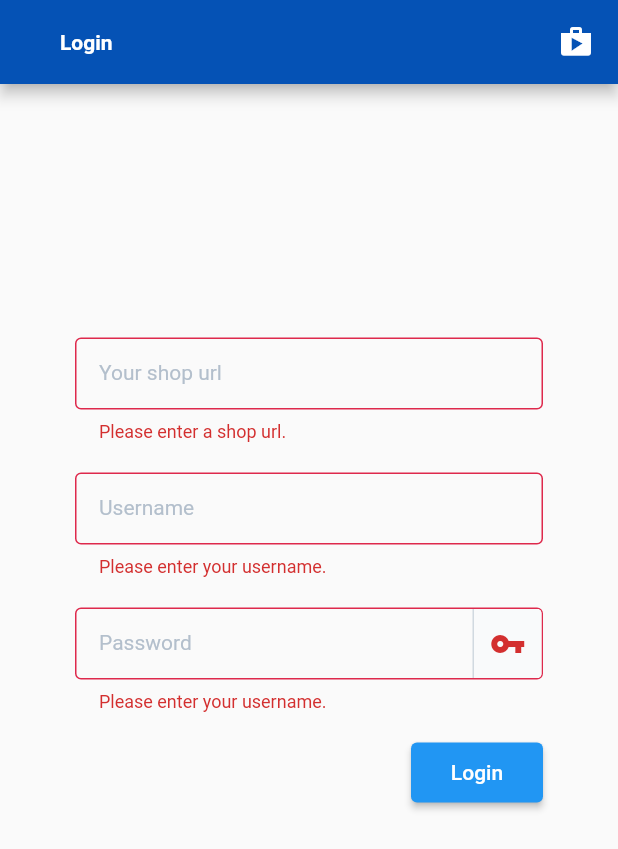
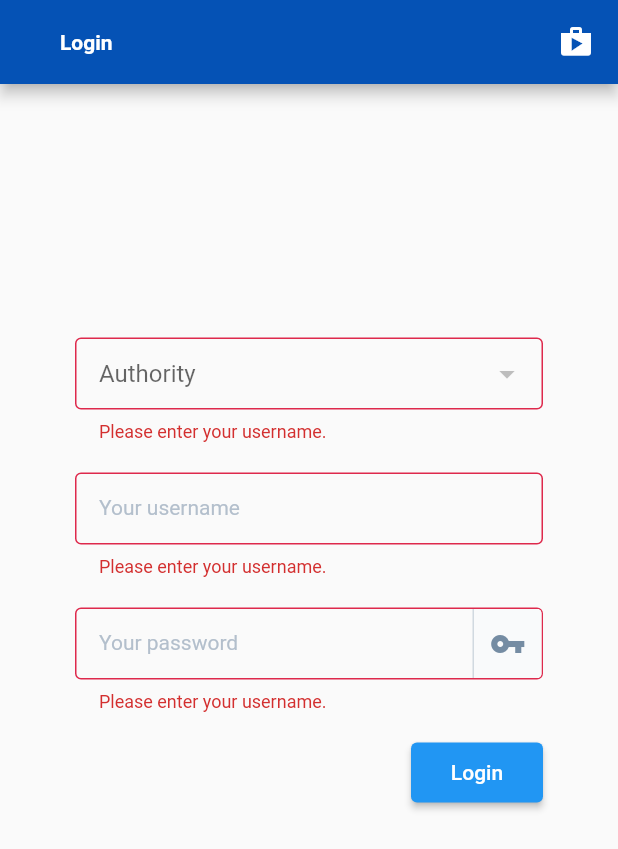
Before and after one commit to shopwareDowntown/merchant-app, a Flutter app: the screen it shows after launch, after a tap on "Login", on a phone screen of 412 x 824 dp. Shown: the top 849 px of the screen. Run offline on Flutter 3.47's test engine with Material 2 defaults, Android fonts, the phone set to English and light mode, and no system bars; our stand-ins replace dio, image_picker, shared_preferences; missing offline and left inert: barcode_scan; network calls fail.

Commit message:
14 - Use merchant api for login

```diff
--- a/lib/notifier/access_data_provider.dart
+++ b/lib/notifier/access_data_provider.dart
@@ -1,30 +1,25 @@
 import 'package:flutter/material.dart';
+import 'package:product_import_app/model/authority.dart';
 
 class AccessDataChangeNotifier extends ChangeNotifier {
-  String _accessToken;
-  String _refreshToken;
-  String _shopUrl;
+  String _contextToken;
+  Authority _authority;
   bool _initialized = false;
 
   bool get hasData => _initialized;
 
-  bool get isLoggedIn =>
-      this._accessToken != null && this._refreshToken != null;
+  bool get isLoggedIn => this._contextToken != null;
 
-  String get shopUrl => _shopUrl;
+  String get contextToken => _contextToken;
 
-  String get refreshToken => _refreshToken;
-
-  String get accessToken => _accessToken;
+  Authority get authority => _authority;
 
   void update({
-    String accessToken,
-    String refreshToken,
-    String shopUrl,
+    String contextToken,
+    Authority authority,
   }) {
-    this._accessToken = accessToken ?? this._accessToken;
-    this._refreshToken = refreshToken ?? this._refreshToken;
-    this._shopUrl = shopUrl ?? this._shopUrl;
+    this._contextToken = contextToken ?? this._contextToken;
+    this._authority = authority ?? this._authority;
 
     this._initialized = true;
 
@@ -32,8 +27,8 @@ class AccessDataChangeNotifier extends ChangeNotifier {
   }
 
   void reset() {
-    this._accessToken = null;
-    this._refreshToken = null;
+    this._contextToken = null;
+    this._authority = null;
 
     this._initialized = false;
 
--- a/lib/notifier/authority_provider.dart
+++ b/lib/notifier/authority_provider.dart
@@ -13,4 +13,8 @@ class AuthorityProvider extends ChangeNotifier {
 
     notifyListeners();
   }
+
+  Authority getById(String id) {
+    _authorities.firstWhere((authority) => authority.id == id);
+  }
 }
--- a/lib/pages/import_page.dart
+++ b/lib/pages/import_page.dart
@@ -102,7 +102,10 @@ class _ImportPageState extends State<ImportPage> {
                             ),
                             color: Color(0xFFF9FAFB),
                           ),
-                          child: Icon(Icons.camera), //TODO: Icon?
+                          child: Icon(
+                            Icons.camera,
+                            color: Color(0xFF758CA3),
+                          ), //TODO: Icon?
                         ),
                       ),
                     ),
--- a/lib/pages/login_page.dart
+++ b/lib/pages/login_page.dart
@@ -1,6 +1,8 @@
 import 'package:flutter/material.dart';
 import 'package:flutter/painting.dart';
-import 'package:product_import_app/notifier/access_data_provider.dart';
+import 'package:flutter/services.dart';
+import 'package:product_import_app/model/authority.dart';
+import 'package:product_import_app/notifier/authority_provider.dart';
 import 'package:product_import_app/pages/import_page.dart';
 import 'package:product_import_app/service/app_localizations.dart';
 import 'package:product_import_app/service/login.dart';
@@ -18,22 +20,18 @@ class LoginState extends State<LoginPage> {
   bool _isError = false;
   bool _isLogginIn = false;
   final _formKey = GlobalKey<FormState>();
-  final _shopFocus = FocusNode();
+  final _authorityFocus = FocusNode();
   final _usernameFocus = FocusNode();
   final _passwordFocus = FocusNode();
-  final _shopController = TextEditingController();
+  Authority _authority;
   final _usernameController = TextEditingController();
   final _passwordController = TextEditingController();
 
   @override
   Widget build(BuildContext context) {
     final localization = AppLocalizations.of(context);
-    final accessData =
-        Provider.of<AccessDataChangeNotifier>(context, listen: false);
-
-    _shopController.text = _shopController.text.isEmpty
-        ? accessData.shopUrl ?? ''
-        : _shopController.text;
+    final authorityProvider =
+        Provider.of<AuthorityProvider>(context, listen: false);
 
     return Scaffold(
       appBar: AppBar(
@@ -56,30 +54,37 @@ class LoginState extends State<LoginPage> {
                 key: _formKey,
                 child: Column(
                   children: <Widget>[
-                    // TODO: Replace with select
-                    TextFormField(
-                      focusNode: _shopFocus,
+                    DropdownButtonFormField(
+                      value: _authority,
+                      hint: Text(localization.translate("authorityLabel")),
+                      items: authorityProvider.authorities
+                          .map<DropdownMenuItem<Authority>>((authority) {
+                        return DropdownMenuItem<Authority>(
+                          value: authority,
+                          child: Text(authority.name),
+                        );
+                      }).toList(),
+                      onChanged: (value) {
+                        setState(() {
+                          _authority = value;
+                        });
+                        _fieldFocusChange(
+                          context,
+                          _authorityFocus,
+                          _usernameFocus,
+                        );
+                      },
+                      isExpanded: true,
                       decoration: InputDecoration(
-                          hintText: "https://my-store.shopware.store",
-                          labelText: localization.translate("shopUrlLabel")),
-                      controller: _shopController,
-                      textInputAction: TextInputAction.next,
-                      validator: (value) {
-                        if (value.isEmpty) {
+                        contentPadding: EdgeInsets.symmetric(horizontal: 16),
+                      ),
+                      validator: (Authority value) {
+                        if (value == null) {
                           return localization
-                              .translate("shopUrlValidationEmpty");
-                        }
-
-                        bool _validURL = Uri.parse(value).isAbsolute;
-                        if (!_validURL) {
-                          return localization
-                              .translate("shopUrlValidationNotValid");
+                              .translate("usernameValidationEmpty");
                         }
 
                         return null;
-                      },
-                      onFieldSubmitted: (value) {
-                        _fieldFocusChange(context, _shopFocus, _usernameFocus);
                       },
                     ),
                     SizedBox(height: 20),
@@ -99,6 +104,7 @@ class LoginState extends State<LoginPage> {
                         return null;
                       },
                       textInputAction: TextInputAction.next,
+                      keyboardType: TextInputType.emailAddress,
                       onFieldSubmitted: (value) {
                         _fieldFocusChange(
                           context,
@@ -126,7 +132,10 @@ class LoginState extends State<LoginPage> {
                               ),
                               color: Color(0xFFF9FAFB),
                             ),
-                            child: Icon(Icons.vpn_key),
+                            child: Icon(
+                              Icons.vpn_key,
+                              color: Color(0xFF758CA3),
+                            ),
                           ),
                         ),
                       ),
@@ -167,13 +176,11 @@ class LoginState extends State<LoginPage> {
                         ),
                         child: Row(
                           children: <Widget>[
-                            Expanded(
-                              flex: 2,
-                              child: Icon(
-                                Icons.error_outline,
-                                color: Color(0xFF758CA3),
-                              ),
+                            Icon(
+                              Icons.error_outline,
+                              color: Color(0xFF758CA3),
                             ),
+                            SizedBox(width: 14),
                             Expanded(
                               flex: 8,
                               child: Text(
@@ -215,7 +222,7 @@ class LoginState extends State<LoginPage> {
 
       final wasSuccessful = await _loginService.login(
         context,
-        _shopController.text,
+        _authority,
         _usernameController.text,
         _passwordController.text,
       );
--- a/lib/pages/start_page.dart
+++ b/lib/pages/start_page.dart
@@ -20,9 +20,10 @@ class _StartPageState extends State<StartPage> {
       if (loggedIn) {
         return loggedIn;
       }
-      ShopwareService().getAuthorities(context);
 
-      return false;
+      return ShopwareService().getAuthorities(context).then((authorities) {
+        return false;
+      });
     });
   }
 
--- a/lib/service/login.dart
+++ b/lib/service/login.dart
@@ -1,41 +1,41 @@
 import 'package:dio/dio.dart';
 import 'package:flutter/cupertino.dart';
+import 'package:product_import_app/model/authority.dart';
 import 'package:product_import_app/notifier/access_data_provider.dart';
 import 'package:provider/provider.dart';
 import 'package:shared_preferences/shared_preferences.dart';
 
 class LoginService {
+  static const BASE_URL = 'https://sw6.ovh'; // TODO? Correct url
+
   Future<bool> login(
     BuildContext context,
-    String shopUrl,
+    Authority authority,
     String username,
     String password,
   ) async {
-    while (shopUrl.endsWith("/")) {
-      shopUrl = shopUrl.substring(0, shopUrl.length - 1);
-    }
-
     try {
-      Response response = await Dio().post(shopUrl + "/api/oauth/token", data: {
-        "grant_type": "password",
-        "client_id": "administration",
-        "scopes": "write",
-        "username": username,
-        "password": password,
-      });
+      Response response =
+          await Dio().post(BASE_URL + "/sales-channel-api/v1/customer/login",
+              data: {
+                "username": username,
+                "password": password,
+              },
+              options: Options(
+                headers: {"sw-access-key": authority.accessKey},
+              ));
 
       if (response.statusCode == 200) {
         final prefs = await SharedPreferences.getInstance();
 
-        await prefs.setString("shopUrl", shopUrl);
-        await prefs.setString("accessToken", response.data["access_token"]);
-        await prefs.setString("refreshToken", response.data["refresh_token"]);
+        await prefs.setString("authorityId", authority.id);
+        await prefs.setString("accessKey", authority.accessKey);
+        await prefs.setString(
+            "contextToken", response.data["sw-context-token"]);
 
         Provider.of<AccessDataChangeNotifier>(context, listen: false).update(
-          shopUrl: shopUrl,
-          accessToken: response.data["access_token"],
-          refreshToken: response.data["refresh_token"],
-        );
+            contextToken: response.data["sw-context-token"],
+            authority: authority);
 
         return true;
       }
@@ -55,12 +55,10 @@ class LoginService {
     final prefs = await SharedPreferences.getInstance();
 
     Provider.of<AccessDataChangeNotifier>(context, listen: false).update(
-      shopUrl: prefs.getString('shopUrl'),
-      accessToken: prefs.getString("accessToken"),
-      refreshToken: prefs.getString("refreshToken"),
+      contextToken: prefs.getString('contextToken'),
     );
 
-    return prefs.containsKey("accessToken");
+    return prefs.containsKey("contextToken");
   }
 
   void logout(BuildContext context) async {
@@ -70,7 +68,6 @@ class LoginService {
 
     final prefs = await SharedPreferences.getInstance();
 
-    await prefs.remove("accessToken");
-    await prefs.remove("refreshToken");
+    await prefs.remove("contextToken");
   }
 }
--- a/lib/service/shopware_service.dart
+++ b/lib/service/shopware_service.dart
@@ -11,8 +11,11 @@ class ShopwareService {
   static ShopwareService _instance;
   final Dio dio;
   static const BASE_URL = 'https://sw6.ovh'; // TODO? Correct url
+  static const API_VERSION = 1; // TODO? Correct url
 
-  ShopwareService._internal() : dio = Dio() {
+  ShopwareService._internal()
+      : dio = Dio(BaseOptions(
+            baseUrl: BASE_URL + "/merchant-api/v" + API_VERSION.toString())) {
     // todo add interceptor for refreshing token if invalid
     // todo set base options accept / authorization
   }
@@ -32,12 +35,13 @@ class ShopwareService {
     );
 
     final response = await dio.get(
-      "${accessData.shopUrl}/api/v1/product?associations[cover][]",
+      "/product?associations[cover][]",
       options: Options(
         contentType: 'application/json',
         headers: {
           'Accept': 'application/json',
-          "Authorization": "Bearer ${accessData.accessToken}",
+          "sw-access-key": accessData.authority.accessKey,
+          "sw-context-token": accessData.contextToken,
         },
       ),
     );
@@ -60,41 +64,42 @@ class ShopwareService {
       listen: false,
     );
     await dio.request(
-      "${accessData.shopUrl}/api/v1/product${!product.isNew ? '/${product.id}' : ''}",
+      "/product${!product.isNew ? '/${product.id}' : ''}",
       data: product.toMap(),
       options: Options(
         method: product.isNew ? 'POST' : 'PATCH',
         contentType: 'application/json',
         headers: {
           'Accept': 'application/json',
-          "Authorization": "Bearer ${accessData.accessToken}",
+          "sw-access-key": accessData.authority.accessKey,
+          "sw-context-token": accessData.contextToken,
         },
       ),
     );
 
-    if (product.hasMedia) {
-      final image = product.image;
-      final extension = image.path.split('.').last;
-      final postData = image.openRead();
-      final length = (await image.readAsBytes()).length;
-
-      await dio.post(
-        "${accessData.shopUrl}/api/v1/_action/media/${product.mediaId}/upload",
-        data: postData,
-        queryParameters: {
-          'extension': extension,
-          'fileName': image.path.split('/').last.split('.').first,
-        },
-        options: Options(
-          contentType: 'image/$extension',
-          headers: {
-            Headers.contentLengthHeader: length,
-            Headers.acceptHeader: 'application/json',
-            "Authorization": "Bearer ${accessData.accessToken}",
-          },
-        ),
-      );
-    }
+//    if (product.hasMedia) {
+//      final image = product.image;
+//      final extension = image.path.split('.').last;
+//      final postData = image.openRead();
+//      final length = (await image.readAsBytes()).length;
+//
+//      await dio.post(
+//        "${accessData.shopUrl}/api/v1/_action/media/${product.mediaId}/upload",
+//        data: postData,
+//        queryParameters: {
+//          'extension': extension,
+//          'fileName': image.path.split('/').last.split('.').first,
+//        },
+//        options: Options(
+//          contentType: 'image/$extension',
+//          headers: {
+//            Headers.contentLengthHeader: length,
+//            Headers.acceptHeader: 'application/json',
+//            "Authorization": "Bearer ${accessData.accessToken}",
+//          },
+//        ),
+//      );
+//    }
 
     Provider.of<ProductProvider>(context, listen: false).addProduct(product);
 
@@ -109,7 +114,7 @@ class ShopwareService {
       return authorityProvider.authorities;
     }
 
-    final response = await dio.get("$BASE_URL/merchant-api/v1/authorities");
+    final response = await dio.get("/authorities");
     final List authoritiesData = response.data;
     final List<Authority> authorities = authoritiesData
         .map((authorityData) => Authority.fromJson(authorityData))
```
Also changed, not shown: lang/de.json (+4 -5 lines), lang/en.json (+4 -5 lines).
